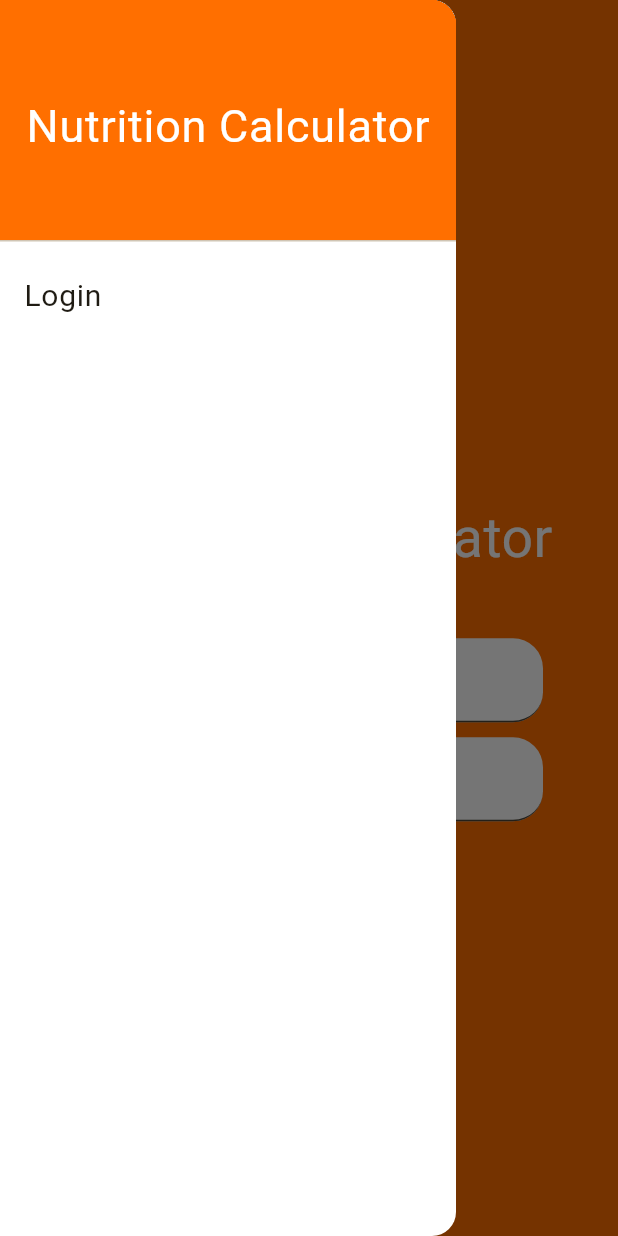
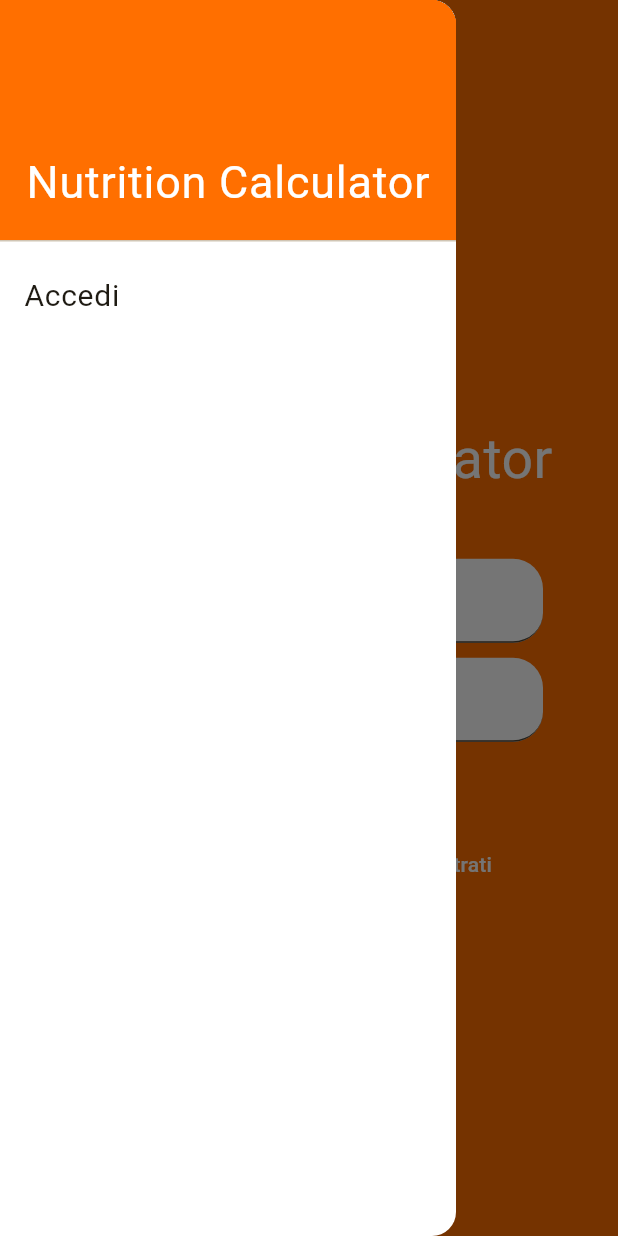
Before and after one commit to oirad360/nutrition_calculator_flutter, a Flutter app: the screen it shows after launch, with the side drawer open, on a phone screen of 412 x 824 dp. Run offline on Flutter 3.47's test engine with Material 3 defaults, Android fonts, the phone set to English and light mode, and no system bars; our stand-ins replace email_validator, firebase_auth, firebase_core; accounts and stored records are empty.

Commit message:
auth completed

```diff
--- a/lib/screens/auth_page.dart
+++ b/lib/screens/auth_page.dart
@@ -1,6 +1,9 @@
+import 'package:firebase_auth/firebase_auth.dart';
 import 'package:flutter/material.dart';
+import 'package:nutrition_calculator_flutter/auth.dart';
 import 'package:nutrition_calculator_flutter/constants.dart';
 import 'package:nutrition_calculator_flutter/widgets/drawer.dart';
+import 'package:email_validator/email_validator.dart';
 
 class AuthPage extends StatefulWidget {
   const AuthPage({super.key});
@@ -11,8 +14,32 @@ class AuthPage extends StatefulWidget {
 
 class _AuthPageState extends State<AuthPage> {
   final _formKey = GlobalKey<FormState>();
-  Map data = {"email": "", "password": ""};
+  final Map _data = {
+    'email': {
+      'value': '',
+      'validity': true
+    },
+    'password': {
+      'value': '',
+      'validity': true
+    }
+  };
+  bool _isLogin = true;
+  Future<void> signIn({required String email, required String password}) async {
+    try {
+      await AuthService().signInWithEmailAndPassword(email: email, password: password);
+    } on FirebaseAuthException catch (e) {
+      print(e);
+    }
+  }
 
+  Future<void> signUp({required String email, required String password}) async {
+    try {
+      await AuthService().createUserWithEmailAndPassword(email: email, password: password);
+    } on FirebaseAuthException catch (e) {
+      print(e);
+    }
+  }
 
   @override
   Widget build(BuildContext context) {
@@ -36,9 +63,9 @@ class _AuthPageState extends State<AuthPage> {
         child: Column(
           mainAxisAlignment: MainAxisAlignment.center,
           children: <Widget>[
-            Padding(
-              padding: const EdgeInsets.only(bottom: 40),
-              child: const Text(Constants.appTitle, style: TextStyle(color: Colors.white, fontSize: 37)),
+            const Padding(
+              padding: EdgeInsets.only(bottom: 40),
+              child: Text(Constants.appTitle, style: TextStyle(color: Colors.white, fontSize: 37)),
             ),
             Padding(
               padding: const EdgeInsets.only(left: 50.0, right: 50.0),
@@ -50,49 +77,89 @@ class _AuthPageState extends State<AuthPage> {
                       padding: const EdgeInsets.only(bottom: 10),
                       child: TextFormField(
                         validator: (value) {
-                          if (value == null || value.isEmpty) {
-                            return 'Inserisci l\'email';
-                          }
-                          return null;
+                          setState(() {
+                            _data['email']['validity'] = value != null && value.isNotEmpty && EmailValidator.validate(value);
+                          });
+                          return value == null || value.isEmpty ?
+                              'Inserisci l\'email' :
+                              !EmailValidator.validate(value) ?
+                              'Inserisci un\'email valida' :
+                              null;
                         },
                         onSaved: (value) {
-                          data['email'] = value!;
+                          setState(() {
+                            _data['email']['value'] = value!;
+                          });
                         },
                         textInputAction: TextInputAction.next,
                         cursorColor: Theme.of(context).colorScheme.tertiary,
+                        cursorErrorColor: Colors.red,
                         decoration: InputDecoration(
                           filled: true,
                           fillColor: Theme.of(context).colorScheme.secondary,
                           label: const Text('Email'),
-                          labelStyle: TextStyle(color: Theme.of(context).colorScheme.tertiary),
+                          labelStyle: TextStyle(color:  _data['email']['validity'] ? Theme.of(context).colorScheme.tertiary : Colors.red),
+                          errorStyle: TextStyle(color: Theme.of(context).colorScheme.secondary),
                           border: UnderlineInputBorder(
                             borderRadius: BorderRadius.circular(20),
                           )
                         ),
                       ),
                     ),
-                    TextFormField(
+                    Padding(
+                      padding: const EdgeInsets.only(bottom: 10),
+                      child: TextFormField(
                         validator: (value) {
-                        if (value == null || value.isEmpty) {
-                          return 'Inserisci la password';
-                        }
-                        return null;
+                          setState(() {
+                            _data['password']['validity'] = value != null && value.isNotEmpty;
+                          });
+                          return value != null && value.isNotEmpty ? null : 'Inserisci la password';
                         },
                         onSaved: (value) {
-                        data['password'] = value!;
+                          _data['password']['value'] = value!;
                         },
+                        obscureText: true,
                         textInputAction: TextInputAction.done,
                         cursorColor: Theme.of(context).colorScheme.tertiary,
+                        cursorErrorColor: Colors.red,
                         decoration: InputDecoration(
                           filled: true,
                           fillColor: Theme.of(context).colorScheme.secondary,
                           label: const Text('Password'),
-                        labelStyle: TextStyle(color: Theme.of(context).colorScheme.tertiary),
+                          labelStyle: TextStyle(color:  _data['password']['validity'] ? Theme.of(context).colorScheme.tertiary : Colors.red),
+                          errorStyle: TextStyle(color: Theme.of(context).colorScheme.secondary),
                           border: UnderlineInputBorder(
                             borderRadius: BorderRadius.circular(20),
                           )
                         ),
                       ),
+                    ),
+                    ElevatedButton(onPressed: () {
+                      if(_formKey.currentState!.validate()) {
+                        _formKey.currentState!.save();
+                        _isLogin ?
+                        signIn(email: _data['email']['value'], password: _data['password']['value']) :
+                        signUp(email: _data['email']['value'], password: _data['password']['value']);
+                      }
+                    }, child: Text(_isLogin ? 'Accedi' : 'Registrati')),
+                    TextButton(
+                        onPressed: () {
+                          setState(() {
+                            _isLogin = !_isLogin;
+                          });
+                        },
+                        style: ButtonStyle(
+                          overlayColor: MaterialStateProperty.resolveWith<Color>((Set<MaterialState> states) {
+                            if (states.contains(MaterialState.pressed)) {
+                              return Theme.of(context).colorScheme.secondary.withOpacity(0.5); // Colore dell'overlay quando viene premuto
+                            }
+                            return Colors.transparent;
+                          }),
+                          animationDuration: const Duration(milliseconds: 500)
+                        ),
+                        child: Text(_isLogin ? 'Non ti sei ancora registrato? Registrati' : 'Ti sei già registrato? Accedi',
+                            style: TextStyle(color: Theme.of(context).colorScheme.secondary), textAlign: TextAlign.center,)
+                    )
                   ],
                 ),
               ),
--- a/lib/screens/home.dart
+++ b/lib/screens/home.dart
@@ -31,7 +31,7 @@ class _MyHomePageState extends State<MyHomePage> {
         leading: Builder(
           builder: (context) {
             return IconButton(
-              icon: Icon(Icons.menu, color: Theme.of(context).colorScheme.primary),
+              icon: Icon(Icons.menu, color: Theme.of(context).colorScheme.secondary),
               onPressed: () {
                 Scaffold.of(context).openDrawer();
               },
--- a/lib/widgets/drawer.dart
+++ b/lib/widgets/drawer.dart
@@ -1,3 +1,4 @@
+import 'package:firebase_auth/firebase_auth.dart';
 import 'package:flutter/material.dart';
 import 'package:nutrition_calculator_flutter/auth.dart';
 import 'package:nutrition_calculator_flutter/constants.dart';
@@ -10,6 +11,13 @@ class MyDrawer extends StatefulWidget {
 }
 
 class _MyDrawerState extends State<MyDrawer> {
+  Future<void> signOut() async {
+    try {
+      await AuthService().signOut();
+    } on FirebaseAuthException catch (e) {
+      print(e);
+    }
+  }
   @override
   Widget build(BuildContext context) {
     return Drawer(
@@ -24,10 +32,26 @@ class _MyDrawerState extends State<MyDrawer> {
                 decoration: BoxDecoration(
                   color: Theme.of(context).colorScheme.primary,
                 ),
-                child: Center(child: Text(Constants.appTitle, style: TextStyle(color: Theme.of(context).colorScheme.secondary, fontSize: 30))),
+                child: Center(
+                  child: Padding(
+                    padding: const EdgeInsets.symmetric(vertical: 8.0),
+                    child: Column(
+                      mainAxisAlignment: MainAxisAlignment.end,
+                      children: [
+                        Text(Constants.appTitle, style: TextStyle(color: Theme.of(context).colorScheme.secondary, fontSize: 30)),
+                        if (snapshot.hasData) Text('Benvenuto ${AuthService().user!.email}!', style: TextStyle(color: Theme.of(context).colorScheme.secondary),)
+                      ],
+                    ),
+                  )
+                ),
               ),
               if (!snapshot.hasData) const ListTile(
-                title: Text('Login', style: TextStyle(fontSize: 20)),
+                title: Text('Accedi', style: TextStyle(fontSize: 20)),
+              ) else ListTile(
+                title: const Text('Esci', style: TextStyle(fontSize: 20)),
+                onTap: () {
+                  signOut();
+                },
               )
             ],
           );
--- a/pubspec.yaml
+++ b/pubspec.yaml
@@ -38,6 +38,7 @@ dependencies:
   firebase_core: ^3.1.0
   firebase_auth: ^5.1.0
   firebase_database: ^11.0.1
+  email_validator: ^2.1.17
 
 dev_dependencies:
   flutter_test:
@@ -48,7 +49,7 @@ dev_dependencies:
   # activated in the `analysis_options.yaml` file located at the root of your
   # package. See that file for information about deactivating specific lint
   # rules and activating additional ones.
-  flutter_lints: ^3.0.0
+  flutter_lints: ^4.0.0
 
 # For information on the generic Dart part of this file, see the
 # following page: https://dart.dev/tools/pub/pubspec
```
Also changed, not shown: pubspec.lock. Lines whose indentation alone changed are shown as unchanged.
